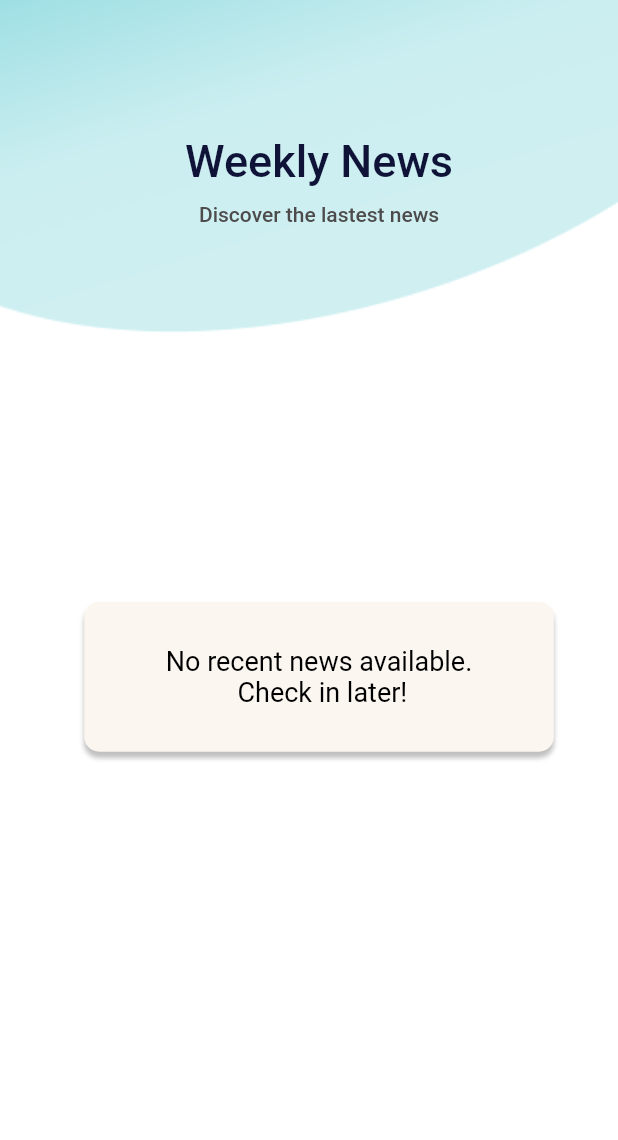
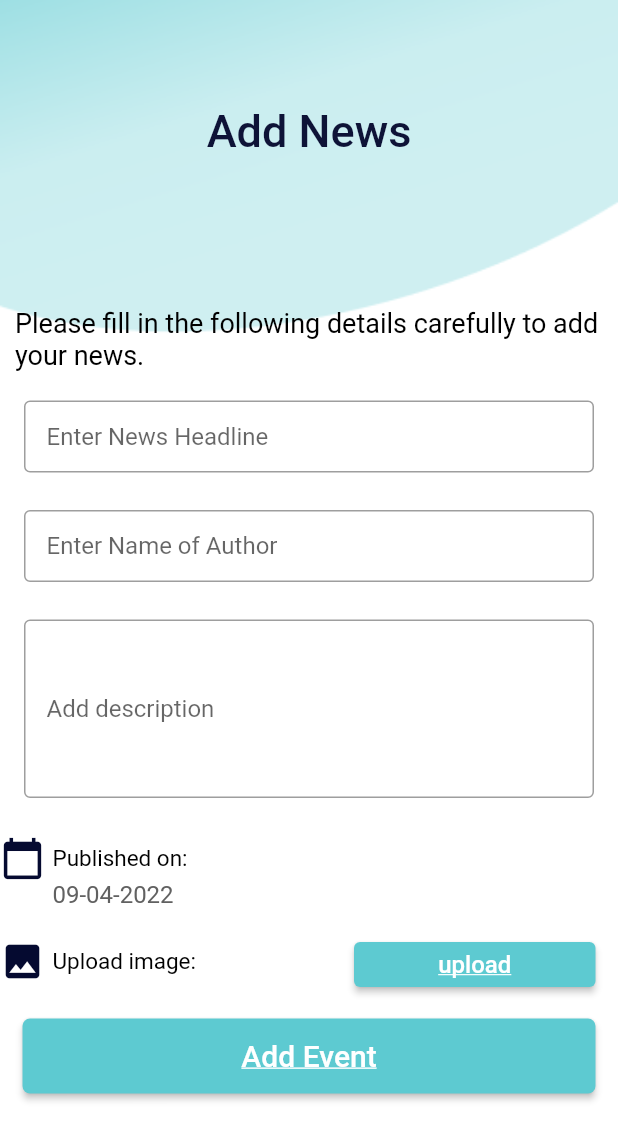
Before and after one commit to meh-noor/LUMS-Social, a Flutter app: the screen it shows after launch, after a tap on "Test Button", on a phone screen of 412 x 824 dp. Shown: the top 1140 px of the screen. Run offline on Flutter 3.47's test engine with Material 2 defaults, Android fonts, the light colour scheme and no system bars; drawn by our look-alikes of flutter_form_builder; our stand-ins replace firebase_auth, firebase_core, firebase_storage, image_picker; accounts and stored records are empty; Roboto replaces fonts that are missing (Poppins).

Commit message:
admin add news frontend complete

```diff
--- a/lib/screens/auth/sign_in.dart
+++ b/lib/screens/auth/sign_in.dart
@@ -1,4 +1,5 @@
 import 'package:flutter/material.dart';
+import 'package:lums_social_app2/screens/news/addNews.dart';
 import 'package:lums_social_app2/screens/news/noNews.dart';
 import 'package:lums_social_app2/services/auth.dart';
 import 'package:lums_social_app2/widget/button_widget.dart';
@@ -156,7 +157,7 @@ class _SignInState extends State<SignIn> {
       onClicked: () async {
         Navigator.push(
           context,
-          MaterialPageRoute(builder: (context) => NoNews()),
+          MaterialPageRoute(builder: (context) => AddNews()),
         );
       });
 
--- /dev/null
+++ b/lib/screens/news/addNews.dart
@@ -0,0 +1,266 @@
+import 'package:flutter/material.dart';
+import 'package:lums_social_app2/services/auth.dart';
+import 'package:flutter_form_builder/flutter_form_builder.dart';
+import 'package:intl/intl.dart';
+import 'package:firebase_storage/firebase_storage.dart';
+import 'dart:io';
+import 'package:image_picker/image_picker.dart';
+import 'package:lums_social_app2/widget/upload_widget.dart';
+
+class upload
+{
+  Future uploadImageToFirebase(BuildContext context) async
+  {
+    final XFile? image =
+        await ImagePicker().pickImage(source: ImageSource.gallery);
+    FirebaseStorage storage = FirebaseStorage.instance;
+    Reference ref = storage.ref().child("images/" + DateTime.now().toString());
+    UploadTask uploadTask = ref.putFile(File(image!.path));
+    uploadTask.then((res) {
+      res.ref.getDownloadURL();
+    });
+  }
+}
+class AddNews extends StatefulWidget
+{
+  @override
+  State<AddNews> createState() => _AddNewsState();
+}
+
+class _AddNewsState extends State<AddNews>
+{
+  final imageFile = upload();
+  final AuthService _auth = AuthService();
+
+  @override
+  Widget build(BuildContext context)
+  {
+    return Container(
+      decoration: const BoxDecoration
+      (
+          image: DecorationImage
+          (
+            image: AssetImage('images/newsBG.png'),
+            fit: BoxFit.cover
+          )
+      ),
+
+      child: Scaffold
+      (
+        backgroundColor: Colors.transparent,
+
+        // body: Align
+        // (
+        //   alignment: const Alignment(0.2, -0.7),
+          body: ListView
+          (
+          children: <Widget>
+          [
+            FormBuilder
+            (
+                child: SingleChildScrollView
+                (
+                    child: Column
+                    (children:
+                    [
+                      title(),
+                      instructions(),
+                      newsHeadline(),
+                      space(),
+                      newsAuthor(),
+                      space(),
+                      newsDesc(),
+                      space(),
+                      calImage(),
+                      dateField(),
+                      //space(),
+                      //uploadImage(),
+                      Row
+                      (
+                        children:
+                        [
+                          Expanded
+                        (
+                          child: Padding
+                          (
+                            padding: const EdgeInsets.only
+                            (
+                              left: 0.0, right: 0.0, bottom: 0.0, top: 0.0),
+                              child:uploadImage()
+                          )
+
+                        ),
+                        Expanded
+                        (
+                          child: Padding
+                          (
+                            padding: const EdgeInsets.only
+                            (
+                              left: 30.0, right: 15.0, bottom: 4.0, top: 8.0),
+                              child: UploadWidget
+                              (
+                                text: 'upload',
+                                onClicked: () =>
+                                //************************************  ADD PICTURE in db ************************************ */
+                                  imageFile.uploadImageToFirebase(context),
+                              )
+                            )
+
+                        )
+                        ]
+                      ),
+                      Padding
+                      (
+                        padding: const EdgeInsets.only(
+                        left: 15.0, right: 15.0, bottom: 4.0, top: 8.0),
+                        child: finalButton()
+                      )
+                    ],
+                    )
+                )
+            )
+          ]
+          )
+      )
+    );
+  }
+}
+
+Widget space() => Container
+(
+  padding: const EdgeInsets.fromLTRB(15, 15, 15, 10)
+);
+
+
+Widget title() => Container
+(
+    //alignment: Alignment.topCenter,
+    padding: const EdgeInsets.fromLTRB(60, 70, 60, 0),
+    child:const Text("Add News",
+        style: TextStyle(fontSize: 30, color: Color(0xFF0e1337), fontFamily: 'Poppins',  fontWeight: FontWeight.w500),)
+);
+
+Widget instructions() => Container
+(
+    //alignment: Alignment.topCenter,
+    padding: const EdgeInsets.fromLTRB(10, 100, 10, 20),
+    child:const Text("Please fill in the following details carefully to add your news.",
+        style: TextStyle(fontSize: 18, color: Colors.black, fontFamily: 'Poppins'),)
+);
+
+//************************************  ADD HEADLINE in db ************************************ */
+Widget newsHeadline() => SizedBox
+(
+  width: 380,
+    child: FormBuilderTextField(
+      name: 'title',
+      decoration: const InputDecoration
+      (
+          hintText: "Enter News Headline",
+          border: OutlineInputBorder(),
+           contentPadding: EdgeInsets.only(left: 15.0)
+      ),
+    )
+);
+
+//************************************  ADD AUTHOR in db ************************************ */
+
+Widget newsAuthor() => SizedBox
+(
+  width: 380,
+    child: FormBuilderTextField(
+      name: 'title',
+      decoration: const InputDecoration
+      (
+          hintText: "Enter Name of Author",
+          border: OutlineInputBorder(),
+          contentPadding: EdgeInsets.only(left: 15.0)
+      ),
+    )
+);
+
+//************************************  ADD DESC in db ************************************ */
+
+Widget newsDesc() => SizedBox
+(
+  width: 380,
+    child: FormBuilderTextField(
+      name: 'title',
+      decoration: const InputDecoration
+      (
+          hintText: "Add description",
+          border: OutlineInputBorder(),
+          //contentPadding: const EdgeInsets.only(left: 15.0)
+          contentPadding: EdgeInsets.symmetric(vertical: 50.0, horizontal: 15.0),
+      ),
+    )
+);
+
+
+Widget calImage() => Row
+(
+  children:
+  const [
+
+    Icon(Icons.calendar_today, size: 30, color: Color(0xFF050A30)),
+    Padding(
+        padding: EdgeInsets.all(5.0),
+        child: Text(
+          'Published on:',
+          style: TextStyle
+          (
+            fontFamily: 'Poppins',
+            color: Colors.black,
+            fontSize: 15,
+            // padding: const EdgeInsets.all(15.0),
+          ),
+        )),
+  ],
+);
+
+//************************************  ADD CURRENT DATE in db ************************************ */
+
+Widget dateField() => Container
+(
+  alignment: Alignment.topLeft,
+  padding: const EdgeInsets.fromLTRB(35, 0, 0, 5),
+  child: Text(DateFormat("dd-MM-yyyy").format(DateTime.now()),
+  style: const TextStyle(fontSize: 16, color: Color(0xFF616161), fontFamily: 'Poppins')),
+
+);
+
+
+Widget uploadImage() => Row
+(
+  children:
+  const
+  [
+
+    Icon(Icons.image, size: 30, color: Color(0xFF050A30)),
+    Padding
+    (
+      padding: EdgeInsets.all(5.0),
+      child: Text('Upload image:',
+            style: TextStyle (fontFamily: 'Poppins', color: Colors.black,fontSize: 15,),)
+    ),
+  ],
+);
+
+
+Widget finalButton() => ElevatedButton
+(
+    style: ElevatedButton.styleFrom(
+      primary: const Color(0xFF5DCAD1),
+      minimumSize: const Size.fromHeight(50),
+      shape: RoundedRectangleBorder(
+        borderRadius: BorderRadius.circular(5.0),
+      ),
+    ),
+    child: const FittedBox
+    (
+      child: Text('Add Event',
+      style: TextStyle(fontSize: 20, color: Colors.white, decoration: TextDecoration.underline),
+      ),
+    ),
+    onPressed: () async {},
+);
--- a/lib/screens/news/newsButton.dart
+++ b/lib/screens/news/newsButton.dart
@@ -35,7 +35,7 @@ class _newsButtonState extends State<newsButton>
               [
                 title(),
                 date(),
-                time(),
+                //time(),
                 image(),
                 text(),
                 author(),
@@ -50,7 +50,7 @@ class _newsButtonState extends State<newsButton>
     );
   }
 }
-// FETCH TITLE
+// ********************************** FETCH HEADLINE **********************************
 Widget title() => Container
 (
     alignment: Alignment.topLeft,
@@ -59,7 +59,7 @@ Widget title() => Container
         style: TextStyle(fontSize: 25, color: Color(0xFF5DCAD1), fontWeight: FontWeight.bold, fontFamily: 'Poppins'),)
 );
 
-// FETCH DATE
+// ********************************** FETCH DATE **********************************
 Widget date() => Container
 (
     alignment: Alignment.topLeft,
@@ -68,16 +68,16 @@ Widget date() => Container
         style: TextStyle(fontSize: 14, color: Color(0xffA19F9F), fontFamily: 'Poppins'),)
 );
 
-// FETCH TIME
-Widget time() => Container
-(
-    alignment: Alignment.topLeft,
-    padding: const EdgeInsets.fromLTRB(35, 0, 0, 20),
-    child:const Text("11:10 AM",
-        style: TextStyle(fontSize: 14, color: Color(0xffA19F9F), fontFamily: 'Poppins'),)
-);
+// // FETCH TIME
+// Widget time() => Container
+// (
+//     alignment: Alignment.topLeft,
+//     padding: const EdgeInsets.fromLTRB(35, 0, 0, 20),
+//     child:const Text("11:10 AM",
+//         style: TextStyle(fontSize: 14, color: Color(0xffA19F9F), fontFamily: 'Poppins'),)
+// );
 
-// FETCH IMAGE
+// ********************************** FETCH IMAGE **********************************
 Widget image() => Container
 (
   alignment: Alignment.topLeft,
@@ -94,7 +94,7 @@ Widget image() => Container
 );
 
 
-// FETCH TEXT
+// ********************************** FETCH NEWS DESC **********************************
 Widget text() => Container
 (
     alignment: Alignment.topLeft,
@@ -111,6 +111,7 @@ Widget author() => Container
         style: TextStyle(fontSize: 14, color: Color(0xffA19F9F), fontFamily: 'Poppins'),)
 );
 
+// ********************************** FETCH AUTHOR **********************************
 Widget authorName() => Container
 (
     alignment: Alignment.topLeft,
--- /dev/null
+++ b/lib/widget/upload_widget.dart
@@ -0,0 +1,32 @@
+import 'package:flutter/material.dart';
+
+class UploadWidget extends StatelessWidget {
+  final String text;
+  final VoidCallback onClicked;
+
+  const UploadWidget({
+    Key? key,
+    required this.text,
+    required this.onClicked,
+  }) : super(key: key);
+
+  @override
+  Widget build(BuildContext context) => ElevatedButton(
+        style: ElevatedButton.styleFrom(
+          primary: Color(0xFF5DCAD1),
+          minimumSize: Size.fromHeight(30),
+          shape: new RoundedRectangleBorder(
+               borderRadius: new BorderRadius.circular(4.0),
+              ),
+        ),
+
+        child: FittedBox(
+          child: Text(
+            text,
+            style: TextStyle(fontSize: 16, color: Colors.white,
+            decoration: TextDecoration.underline),
+          ),
+        ),
+        onPressed: onClicked,
+      );
+}
--- a/pubspec.yaml
+++ b/pubspec.yaml
@@ -41,6 +41,8 @@ dependencies:
   provider: ^6.0.2
   table_calendar: ^3.0.5
   flutter_form_builder: ^7.1.1
+  image_picker: ^0.8.5
+
 
 dev_dependencies:
   flutter_test:
@@ -71,6 +73,7 @@ flutter:
     - images/dummyImage.jpg
     - images/editImage.png
     - images/newsBG.png
+    - images/calender.png
     # - images/Ellipse12.png
   #   - images/a_dot_ham.jpeg
 
```
Also changed, not shown: images/calender.png (added), pubspec.lock.
